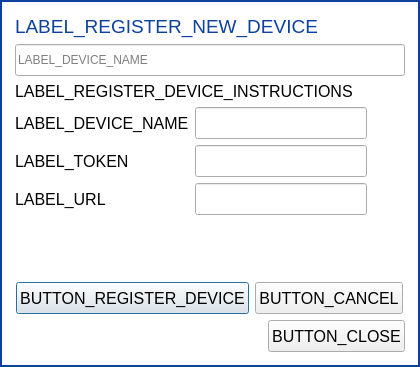
The window that parsec/core/gui/forms/register_device_dialog.ui (Scille/parsec-cloud) describes before a commit, drawn with Qt 5.
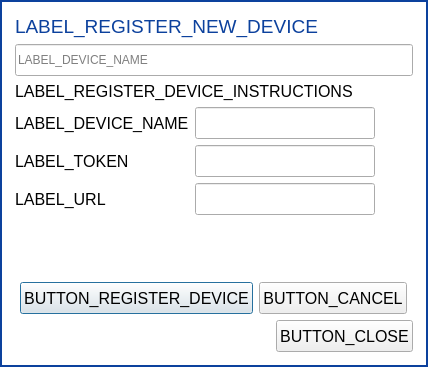
The same window after the commit. Icons and pictures are not drawn. Custom widgets are drawn as their Qt base class.

```diff
--- a/parsec/core/gui/forms/register_device_dialog.ui
+++ b/parsec/core/gui/forms/register_device_dialog.ui
@@ -9,7 +9,7 @@
    <rect>
     <x>0</x>
     <y>0</y>
-    <width>420</width>
+    <width>428</width>
     <height>367</height>
    </rect>
   </property>
```
Left out of the diff: 6 changed lines with no effect on the pictures.
